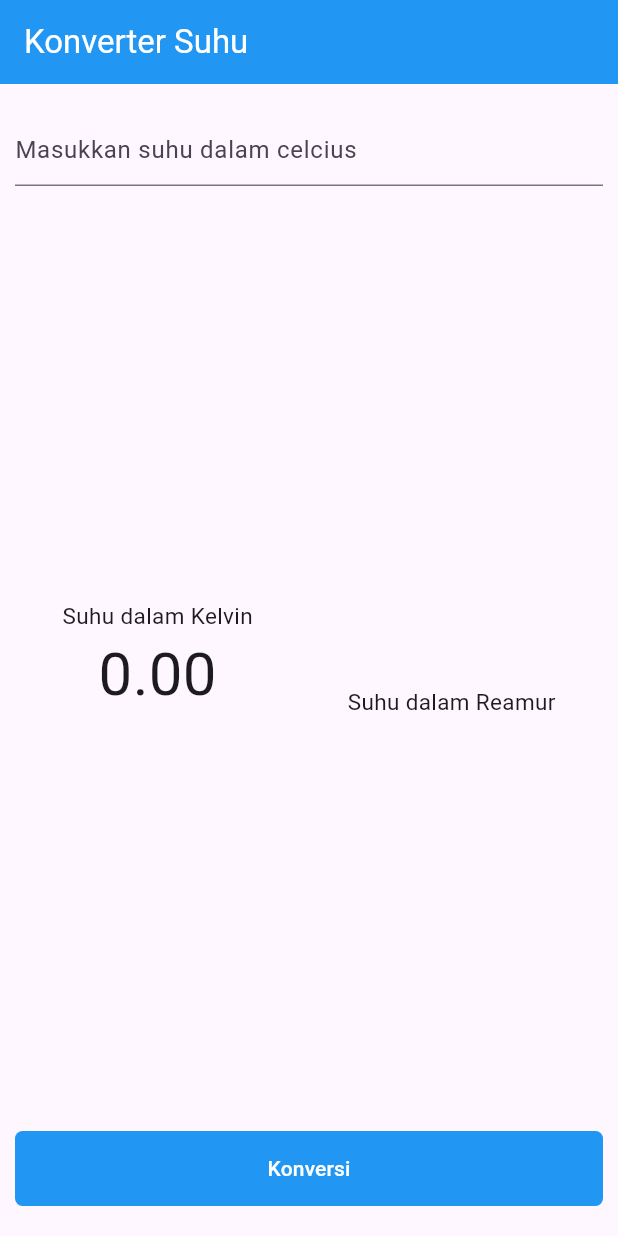
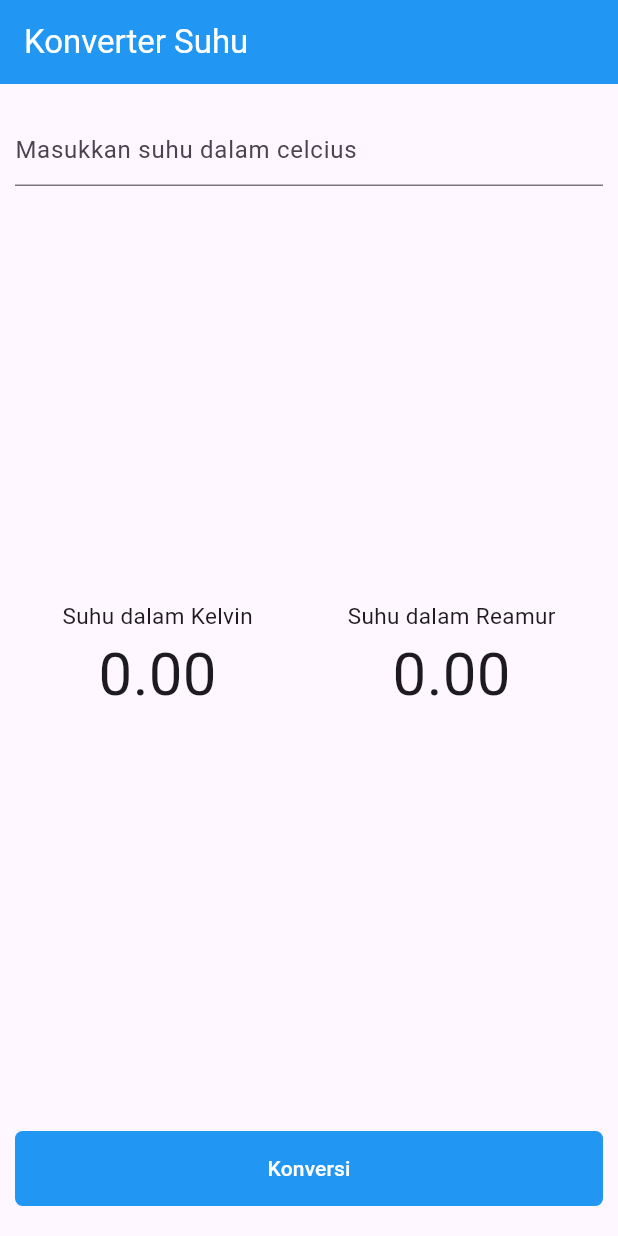
Before and after one commit to muhamadfarrelrizqullah/belajar_flutter7, a Flutter app: the screen it shows after launch, on a phone screen of 412 x 824 dp. Run offline on Flutter 3.47's test engine with Material 2 defaults, Android fonts, the phone set to English and light mode, and no system bars.

Commit message:
Update Last

```diff
--- a/lib/main.dart
+++ b/lib/main.dart
@@ -107,12 +107,12 @@ class _MyAppState extends State<MyApp> {
                           fontSize: 15,
                         ),
                       ),
-                      // Text(
-                      //   reamur.toStringAsFixed(2),
-                      //   style: TextStyle(
-                      //     fontSize: 40,
-                      //   ),
-                      // ),
+                      Text(
+                        reamur.toStringAsFixed(2),
+                        style: TextStyle(
+                          fontSize: 40,
+                        ),
+                      ),
                     ],
                   )
                 ],
```
